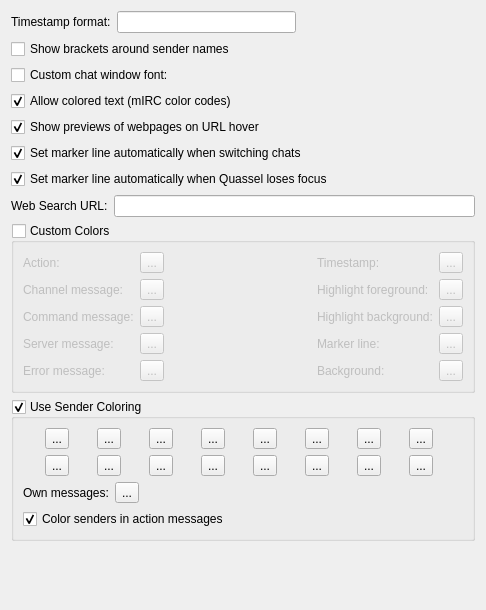
Before: the Qt Designer form src/qtui/settingspages/chatviewsettingspage.ui in quassel/quassel, drawn with Qt 5.
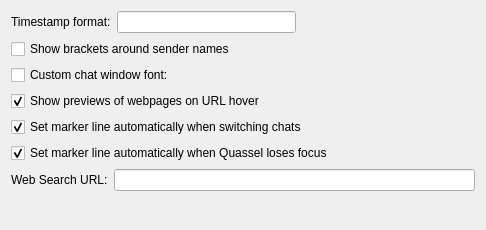
After: the same form once the commit is applied. Custom widgets are drawn as their Qt base class.

Commit message:
Move Chat View colors to new settings page
Add new settings page Chat View Colors for "allowMircColors",
"useCustomColors", "useSenderColors", and related color buttons.

Remove the above settings from the general Chat View settings page.
Add missing tab stops for "autoMarkerLineOnLostFocus" and
"webSearchUrlFormat".

This reduces visual clutter, improves organization, and saves
vertical space, helpful for smaller screens.
(~54 pixels saved vs 0.12.4, ~112 pixels saved vs all options in one)

What changed in the file:
```diff
--- a/src/qtui/settingspages/chatviewsettingspage.ui
+++ b/src/qtui/settingspages/chatviewsettingspage.ui
@@ -7,7 +7,7 @@
     <x>0</x>
     <y>0</y>
     <width>486</width>
-    <height>610</height>
+    <height>230</height>
    </rect>
   </property>
   <property name="windowTitle">
@@ -115,25 +115,6 @@
      </item>
     </layout>
    </item>
-   <item>
-    <widget class="QCheckBox" name="allowMircColors">
-     <property name="toolTip">
-      <string>Show colored text in the chat window</string>
-     </property>
-     <property name="text">
-      <string>Allow colored text (mIRC color codes)</string>
-     </property>
-     <property name="checked">
-      <bool>true</bool>
-     </property>
-     <property name="defaultValue" stdset="0">
-      <bool>true</bool>
-     </property>
-     <property name="settingsKey" stdset="0">
-      <string notr="true">/UiStyle/AllowMircColors</string>
-     </property>
-    </widget>
-   </item>
    <item>
     <widget class="QCheckBox" name="showWebPreview">
      <property name="toolTip">
@@ -215,637 +196,6 @@
      </item>
     </layout>
    </item>
-   <item>
-    <widget class="QGroupBox" name="useCustomColors">
-     <property name="title">
-      <string>Custom Colors</string>
-     </property>
-     <property name="checkable">
-      <bool>true</bool>
-     </property>
-     <property name="checked">
-      <bool>false</bool>
-     </property>
-     <property name="settingsKey" stdset="0">
-      <string notr="true">/QtUiStyle/Colors/UseChatViewColors</string>
-     </property>
-     <property name="defaultValue" stdset="0">
-      <bool>false</bool>
-     </property>
-     <layout class="QGridLayout" name="gridLayout">
-      <item row="0" column="0">
-       <widget class="QLabel" name="label_10">
-        <property name="text">
-         <string>Action:</string>
-        </property>
-       </widget>
-      </item>
-      <item row="0" column="1">
-       <widget class="ColorButton" name="actionMsgColor">
-        <property name="text">
-         <string>...</string>
-        </property>
-        <property name="settingsKey" stdset="0">
-         <string notr="true">/QtUiStyle/Colors/ActionMsg</string>
-        </property>
-        <property name="defaultValue" stdset="0">
-         <color>
-          <red>0</red>
-          <green>0</green>
-          <blue>255</blue>
-         </color>
-        </property>
-       </widget>
-      </item>
-      <item row="0" column="3">
-       <widget class="QLabel" name="label_5">
-        <property name="text">
-         <string>Timestamp:</string>
-        </property>
-       </widget>
-      </item>
-      <item row="0" column="4">
-       <widget class="ColorButton" name="timestampColor">
-        <property name="text">
-         <string>...</string>
-        </property>
-        <property name="settingsKey" stdset="0">
-         <string notr="true">/QtUiStyle/Colors/Timestamp</string>
-        </property>
-        <property name="defaultValue" stdset="0">
-         <color>
-          <red>112</red>
-          <green>124</green>
-          <blue>112</blue>
-         </color>
-        </property>
-       </widget>
-      </item>
-      <item row="1" column="0">
-       <widget class="QLabel" name="label_3">
-        <property name="text">
-         <string>Channel message:</string>
-        </property>
-       </widget>
-      </item>
-      <item row="1" column="1">
-       <widget class="ColorButton" name="channelMsgColor">
-        <property name="text">
-         <string>...</string>
-        </property>
-        <property name="settingsKey" stdset="0">
-         <string notr="true">/QtUiStyle/Colors/ChannelMsg</string>
-        </property>
-        <property name="defaultValue" stdset="0">
-         <color>
-          <red>0</red>
-          <green>0</green>
-          <blue>0</blue>
-         </color>
-        </property>
-       </widget>
-      </item>
-      <item row="1" column="2">
-       <spacer name="horizontalSpacer_2">
-        <property name="orientation">
-         <enum>Qt::Horizontal</enum>
-        </property>
-        <property name="sizeHint" stdset="0">
-         <size>
-          <width>134</width>
-          <height>20</height>
-         </size>
-        </property>
-       </spacer>
-      </item>
-      <item row="1" column="3">
-       <widget class="QLabel" name="label_7">
-        <property name="text">
-         <string>Highlight foreground:</string>
-        </property>
-       </widget>
-      </item>
-      <item row="1" column="4">
-       <widget class="ColorButton" name="highlightColor">
-        <property name="text">
-         <string>...</string>
-        </property>
-        <property name="settingsKey" stdset="0">
-         <string notr="true">/QtUiStyle/Colors/Highlight</string>
-        </property>
-        <property name="defaultValue" stdset="0">
-         <color>
-          <red>0</red>
-          <green>0</green>
-          <blue>0</blue>
-         </color>
-        </property>
-       </widget>
-      </item>
-      <item row="2" column="0">
-       <widget class="QLabel" name="label_6">
-        <property name="text">
-         <string>Command message:</string>
-        </property>
-       </widget>
-      </item>
-      <item row="2" column="1">
-       <widget class="ColorButton" name="commandMsgColor">
-        <property name="text">
-         <string>...</string>
-        </property>
-        <property name="settingsKey" stdset="0">
-         <string notr="true">/QtUiStyle/Colors/CommandMsg</string>
-        </property>
-        <property name="defaultValue" stdset="0">
-         <color>
-          <red>150</red>
-          <green>0</green>
-          <blue>150</blue>
-         </color>
-        </property>
-       </widget>
-      </item>
-      <item row="2" column="3">
-       <widget class="QLabel" name="label_12">
-        <property name="text">
-         <string>Highlight background:</string>
-        </property>
-       </widget>
-      </item>
-      <item row="3" column="0">
-       <widget class="QLabel" name="label_4">
-        <property name="text">
-         <string>Server message:</string>
-        </property>
-       </widget>
-      </item>
-      <item row="3" column="1">
-       <widget class="ColorButton" name="serverMsgColor">
-        <property name="text">
-         <string>...</string>
-        </property>
-        <property name="settingsKey" stdset="0">
-         <string notr="true">/QtUiStyle/Colors/ServerMsg</string>
-        </property>
-        <property name="defaultValue" stdset="0">
-         <color>
-          <red>145</red>
-          <green>100</green>
-          <blue>9</blue>
-         </color>
-        </property>
-       </widget>
-      </item>
-      <item row="3" column="3">
-       <widget class="QLabel" name="label_11">
-        <property name="text">
-         <string>Marker line:</string>
-        </property>
-       </widget>
-      </item>
-      <item row="3" column="4">
-       <widget class="ColorButton" name="markerLineColor">
-        <property name="text">
-         <string>...</string>
-        </property>
-        <property name="settingsKey" stdset="0">
-         <string notr="true">/QtUiStyle/Colors/MarkerLine</string>
-        </property>
-        <property name="defaultValue" stdset="0">
-         <color>
-          <red>255</red>
-          <green>0</green>
-          <blue>0</blue>
-         </color>
-        </property>
-       </widget>
-      </item>
-      <item row="4" column="0">
-       <widget class="QLabel" name="label">
-        <property name="text">
-         <string>Error message:</string>
-        </property>
-       </widget>
-      </item>
-      <item row="4" column="1">
-       <widget class="ColorButton" name="errorMsgColor">
-        <property name="text">
-         <string>...</string>
-        </property>
-        <property name="settingsKey" stdset="0">
-         <string notr="true">/QtUiStyle/Colors/ErrorMsg</string>
-        </property>
-        <property name="defaultValue" stdset="0">
-         <color>
-          <red>145</red>
-          <green>100</green>
-          <blue>9</blue>
-         </color>
-        </property>
-       </widget>
-      </item>
-      <item row="4" column="3">
-       <widget class="QLabel" name="label_8">
-        <property name="text">
-         <string>Background:</string>
-        </property>
-       </widget>
-      </item>
-      <item row="4" column="4">
-       <widget class="ColorButton" name="backgroundColor">
-        <property name="text">
-         <string>...</string>
-        </property>
-        <property name="settingsKey" stdset="0">
-         <string notr="true">/QtUiStyle/Colors/ChatViewBackground</string>
-        </property>
-        <property name="defaultValue" stdset="0">
-         <color>
-          <red>255</red>
-          <green>255</green>
-          <blue>255</blue>
-         </color>
-        </property>
-       </widget>
-      </item>
-      <item row="2" column="4">
-       <widget class="ColorButton" name="highlightBackgroundColor">
-        <property name="text">
-         <string>...</string>
-        </property>
-        <property name="settingsKey" stdset="0">
-         <string notr="true">/QtUiStyle/Colors/HighlightBackground</string>
-        </property>
-        <property name="defaultValue" stdset="0">
-         <color>
-          <red>255</red>
-          <green>128</green>
-          <blue>0</blue>
-         </color>
-        </property>
-       </widget>
-      </item>
-     </layout>
-    </widget>
-   </item>
-   <item>
-    <widget class="QGroupBox" name="useSenderColors">
-     <property name="title">
-      <string>Use Sender Coloring</string>
-     </property>
-     <property name="checkable">
-      <bool>true</bool>
-     </property>
-     <property name="checked">
-      <bool>true</bool>
-     </property>
-     <property name="settingsKey" stdset="0">
-      <string notr="true">/QtUiStyle/Colors/UseSenderColors</string>
-     </property>
-     <property name="defaultValue" stdset="0">
-      <bool>true</bool>
-     </property>
-     <layout class="QVBoxLayout" name="verticalLayout">
-      <item>
-       <layout class="QGridLayout" name="gridLayout_3">
-        <item row="0" column="0">
-         <widget class="ColorButton" name="senderColor00">
-          <property name="text">
-           <string>...</string>
-          </property>
-          <property name="settingsKey" stdset="0">
-           <string notr="true">/QtUiStyle/Colors/Sender00</string>
-          </property>
-          <property name="defaultValue" stdset="0">
-           <color>
-            <red>233</red>
-            <green>13</green>
-            <blue>127</blue>
-           </color>
-          </property>
-         </widget>
-        </item>
-        <item row="0" column="2">
-         <widget class="ColorButton" name="senderColor02">
-          <property name="text">
-           <string>...</string>
-          </property>
-          <property name="settingsKey" stdset="0">
-           <string notr="true">/QtUiStyle/Colors/Sender02</string>
-          </property>
-          <property name="defaultValue" stdset="0">
-           <color>
-            <red>179</red>
-            <green>14</green>
-            <blue>14</blue>
-           </color>
-          </property>
-         </widget>
-        </item>
-        <item row="0" column="4">
-         <widget class="ColorButton" name="senderColor04">
-          <property name="text">
-           <string>...</string>
-          </property>
-          <property name="settingsKey" stdset="0">
-           <string notr="true">/QtUiStyle/Colors/Sender04</string>
-          </property>
-          <property name="defaultValue" stdset="0">
-           <color>
-            <red>88</red>
-            <green>175</green>
-            <blue>179</blue>
-           </color>
-          </property>
-         </widget>
-        </item>
-        <item row="0" column="5">
-         <widget class="ColorButton" name="senderColor05">
-          <property name="text">
-           <string>...</string>
-          </property>
-          <property name="settingsKey" stdset="0">
-           <string notr="true">/QtUiStyle/Colors/Sender05</string>
-          </property>
-          <property name="defaultValue" stdset="0">
-           <color>
-            <red>157</red>
-            <green>84</green>
-            <blue>179</blue>
-           </color>
-          </property>
-         </widget>
-        </item>
-        <item row="0" column="6">
-         <widget class="ColorButton" name="senderColor06">
-          <property name="text">
-           <string>...</string>
-          </property>
-          <property name="settingsKey" stdset="0">
-           <string notr="true">/QtUiStyle/Colors/Sender06</string>
-          </property>
-          <property name="defaultValue" stdset="0">
-           <color>
-            <red>179</red>
-            <green>151</green>
-            <blue>117</blue>
-           </color>
-          </property>
-         </widget>
-        </item>
-        <item row="0" column="7">
-         <widget class="ColorButton" name="senderColor07">
-          <property name="text">
-           <string>...</string>
-          </property>
-          <property name="settingsKey" stdset="0">
-           <string notr="true">/QtUiStyle/Colors/Sender07</string>
-          </property>
-          <property name="defaultValue" stdset="0">
-           <color>
-            <red>49</red>
-            <green>118</green>
-            <blue>179</blue>
-           </color>
-          </property>
-         </widget>
-        </item>
-        <item row="1" column="0">
-         <widget class="ColorButton" name="senderColor08">
-          <property name="text">
-           <string>...</string>
-          </property>
-          <property name="settingsKey" stdset="0">
-           <string notr="true">/QtUiStyle/Colors/Sender08</string>
-          </property>
-          <property name="defaultValue" stdset="0">
-           <color>
-            <red>233</red>
-            <green>13</green>
-            <blue>127</blue>
-           </color>
-          </property>
-         </widget>
-        </item>
-        <item row="1" column="1">
-         <widget class="ColorButton" name="senderColor09">
-          <property name="text">
-           <string>...</string>
-          </property>
-          <property name="settingsKey" stdset="0">
-           <string notr="true">/QtUiStyle/Colors/Sender09</string>
-          </property>
-          <property name="defaultValue" stdset="0">
-           <color>
-            <red>142</red>
-            <green>85</green>
-            <blue>233</blue>
-           </color>
-          </property>
-         </widget>
-        </item>
-        <item row="1" column="2">
-         <widget class="ColorButton" name="senderColor10">
-          <property name="text">
-           <string>...</string>
-          </property>
-          <property name="settingsKey" stdset="0">
-           <string notr="true">/QtUiStyle/Colors/Sender10</string>
-          </property>
-          <property name="defaultValue" stdset="0">
-           <color>
-            <red>179</red>
-            <green>14</green>
-            <blue>14</blue>
-           </color>
-          </property>
-         </widget>
-        </item>
-        <item row="1" column="3">
-         <widget class="ColorButton" name="senderColor11">
-          <property name="text">
-           <string>...</string>
-          </property>
-          <property name="settingsKey" stdset="0">
-           <string notr="true">/QtUiStyle/Colors/Sender11</string>
-          </property>
-          <property name="defaultValue" stdset="0">
-           <color>
-            <red>23</red>
-            <green>179</green>
-            <blue>57</blue>
-           </color>
-          </property>
-         </widget>
-        </item>
-        <item row="1" column="4">
-         <widget class="ColorButton" name="senderColor12">
-          <property name="text">
-           <string>...</string>
-          </property>
-          <property name="settingsKey" stdset="0">
-           <string notr="true">/QtUiStyle/Colors/Sender12</string>
-          </property>
-          <property name="defaultValue" stdset="0">
-           <color>
-            <red>88</red>
-            <green>175</green>
-            <blue>179</blue>
-           </color>
-          </property>
-         </widget>
-        </item>
-        <item row="1" column="5">
-         <widget class="ColorButton" name="senderColor13">
-          <property name="text">
-           <string>...</string>
-          </property>
-          <property name="settingsKey" stdset="0">
-           <string notr="true">/QtUiStyle/Colors/Sender13</string>
-          </property>
-          <property name="defaultValue" stdset="0">
-           <color>
-            <red>157</red>
-            <green>84</green>
-            <blue>179</blue>
-           </color>
-          </property>
-         </widget>
-        </item>
-        <item row="1" column="6">
-         <widget class="ColorButton" name="senderColor14">
-          <property name="text">
-           <string>...</string>
-          </property>
-          <property name="settingsKey" stdset="0">
-           <string notr="true">/QtUiStyle/Colors/Sender14</string>
-          </property>
-          <property name="defaultValue" stdset="0">
-           <color>
-            <red>179</red>
-            <green>151</green>
-            <blue>117</blue>
-           </color>
-          </property>
-         </widget>
-        </item>
-        <item row="1" column="7">
-         <widget class="ColorButton" name="senderColor15">
-          <property name="text">
-           <string>...</string>
-          </property>
-          <property name="settingsKey" stdset="0">
-           <string notr="true">/QtUiStyle/Colors/Sender15</string>
-          </property>
-          <property name="defaultValue" stdset="0">
-           <color>
-            <red>49</red>
-            <green>118</green>
-            <blue>179</blue>
-           </color>
-          </property>
-         </widget>
-        </item>
-        <item row="0" column="1">
-         <widget class="ColorButton" name="senderColor01">
-          <property name="text">
-           <string>...</string>
-          </property>
-          <property name="settingsKey" stdset="0">
-           <string notr="true">/QtUiStyle/Colors/Sender01</string>
-          </property>
-          <property name="defaultValue" stdset="0">
-           <color>
-            <red>142</red>
-            <green>85</green>
-            <blue>233</blue>
-           </color>
-          </property>
-         </widget>
-        </item>
-        <item row="0" column="3">
-         <widget class="ColorButton" name="senderColor03">
-          <property name="text">
-           <string>...</string>
-          </property>
-          <property name="settingsKey" stdset="0">
-           <string notr="true">/QtUiStyle/Colors/Sender03</string>
-          </property>
-          <property name="defaultValue" stdset="0">
-           <color>
-            <red>23</red>
-            <green>179</green>
-            <blue>57</blue>
-           </color>
-          </property>
-         </widget>
-        </item>
-       </layout>
-      </item>
-      <item>
-       <layout class="QHBoxLayout" name="horizontalLayout_2">
-        <item>
-         <widget class="QLabel" name="label_9">
-          <property name="text">
-           <string>Own messages:</string>
-          </property>
-         </widget>
-        </item>
-        <item>
-         <widget class="ColorButton" name="senderColorSelf">
-          <property name="text">
-           <string>...</string>
-          </property>
-          <property name="settingsKey" stdset="0">
-           <string notr="true">/QtUiStyle/Colors/SenderSelf</string>
-          </property>
-          <property name="defaultValue" stdset="0">
-           <color>
-            <red>0</red>
-            <green>0</green>
-            <blue>0</blue>
-           </color>
-          </property>
-         </widget>
-        </item>
-        <item>
-         <spacer name="horizontalSpacer_3">
-          <property name="orientation">
-           <enum>Qt::Horizontal</enum>
-          </property>
-          <property name="sizeHint" stdset="0">
-           <size>
-            <width>40</width>
-            <height>20</height>
-           </size>
-          </property>
-         </spacer>
-        </item>
-       </layout>
-      </item>
-      <item>
-       <widget class="QCheckBox" name="useSenderActionColors">
-        <property name="toolTip">
-         <string>Color sender nicknames in action messages, e.g.&lt;br/&gt;-*- &lt;span style=&quot; font-style:italic;&quot;&gt;Nick&lt;/span&gt; does an action</string>
-        </property>
-        <property name="text">
-         <string>Color senders in action messages</string>
-        </property>
-        <property name="checked">
-         <bool>true</bool>
-        </property>
-        <property name="settingsKey" stdset="0">
-         <string notr="true">/QtUiStyle/Colors/UseSenderActionColors</string>
-        </property>
-        <property name="defaultValue" stdset="0">
-         <bool>true</bool>
-        </property>
-       </widget>
-      </item>
-     </layout>
-    </widget>
-   </item>
    <item>
     <spacer name="verticalSpacer">
      <property name="orientation">
@@ -862,11 +212,6 @@
   </layout>
  </widget>
  <customwidgets>
-  <customwidget>
-   <class>ColorButton</class>
-   <extends>QToolButton</extends>
-   <header>colorbutton.h</header>
-  </customwidget>
   <customwidget>
    <class>FontSelector</class>
    <extends>QWidget</extends>
```
Left out of the diff: 33 changed lines with no effect on the pictures. The commit also changes 5 other files.
